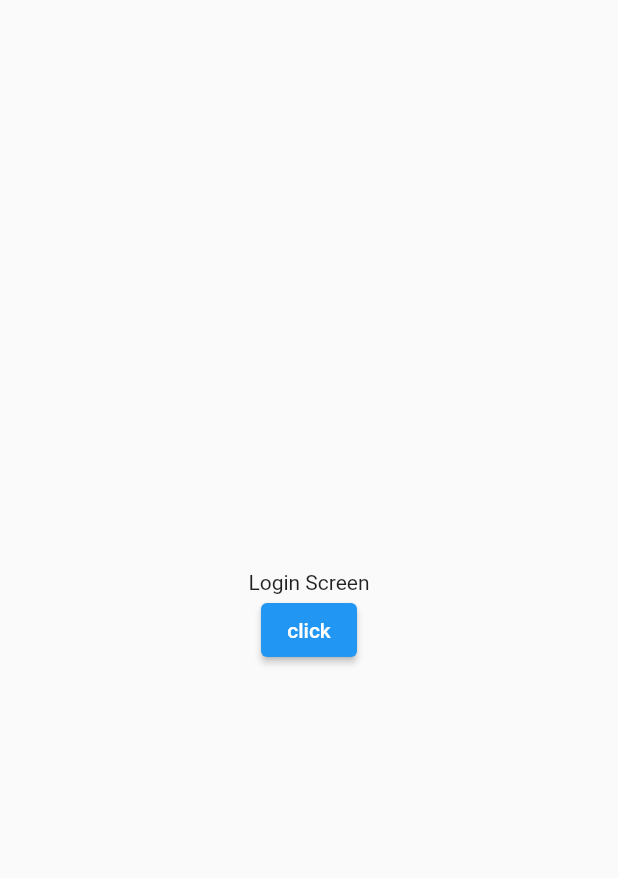
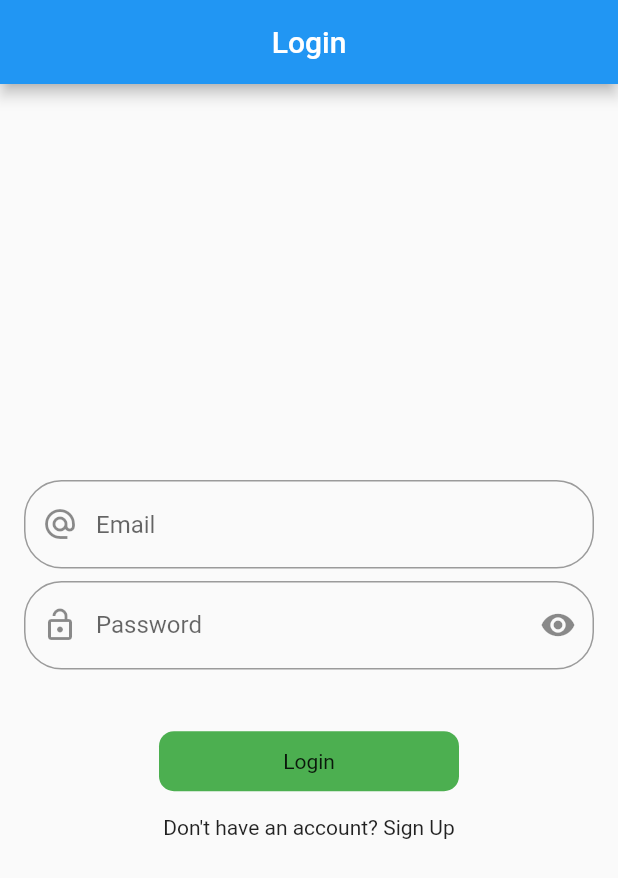
Before and after one commit to toh1n/flutter_mvvm_example, a Flutter app: the screen it shows after launch, on a phone screen of 412 x 824 dp. Shown: the top 878 px of the screen. Run offline on Flutter 3.47's test engine with Material 2 defaults, Android fonts, the phone set to English and light mode, and no system bars; our stand-ins replace another_flushbar, fluttertoast.

Commit message:
added login and sign up

```diff
--- a/lib/data/response/app_exceptions.dart
+++ b/lib/data/response/app_exceptions.dart
@@ -15,7 +15,7 @@ class AppException implements Exception {
 
 class FetchDataException extends AppException{
 
-  FetchDataException([String? message]) : super(message,'Error During Communication');
+  FetchDataException([String? message]) : super(message,'Error During Communication ');
 }
 
 class BadRequestException extends AppException{
--- a/lib/main.dart
+++ b/lib/main.dart
@@ -1,6 +1,8 @@
 import 'package:flutter/material.dart';
 import 'package:flutter_mvvm_example/utils/routes/routes.dart';
 import 'package:flutter_mvvm_example/utils/routes/routes_name.dart';
+import 'package:flutter_mvvm_example/view_model/auth_view_model.dart';
+import 'package:provider/provider.dart';
 
 void main() {
   runApp(const MyApp());
@@ -11,9 +13,17 @@ class MyApp extends StatelessWidget {
 
   @override
   Widget build(BuildContext context) {
-    return const MaterialApp(
-      initialRoute: RoutesName.login,
-      onGenerateRoute: Routes.generateRoute,
+    return MultiProvider(
+      providers: [
+        ChangeNotifierProvider(create: (_) => AuthViewModel()),
+
+      ],
+      builder: (context, child) {
+        return const MaterialApp(
+          initialRoute: RoutesName.login,
+          onGenerateRoute: Routes.generateRoute,
+        );
+      },
     );
   }
 }
--- /dev/null
+++ b/lib/res/colors.dart
@@ -0,0 +1,6 @@
+import 'package:flutter/material.dart';
+
+class AppColors{
+  AppColors._();
+  static Color buttonColor = Colors.green;
+}
--- /dev/null
+++ b/lib/res/components/round_button.dart
@@ -0,0 +1,31 @@
+import 'package:flutter/material.dart';
+import 'package:flutter_mvvm_example/res/colors.dart';
+
+class RoundButton extends StatelessWidget {
+  final String title;
+  final bool isLoading;
+  final VoidCallback onTap;
+  const RoundButton(
+      {super.key,
+      required this.title,
+      this.isLoading = false,
+      required this.onTap});
+
+  @override
+  Widget build(BuildContext context) {
+    return InkWell(
+      onTap: onTap,
+      child: Container(
+        height: 40,
+        width: 200,
+        decoration: BoxDecoration(
+          color: AppColors.buttonColor,
+          borderRadius: BorderRadius.circular(10),
+        ),
+        child: Center(
+          child: isLoading ? const CircularProgressIndicator() : Text(title),
+        ),
+      ),
+    );
+  }
+}
--- a/lib/utils/routes/routes.dart
+++ b/lib/utils/routes/routes.dart
@@ -1,17 +1,19 @@
 import 'package:flutter/material.dart';
 import 'package:flutter_mvvm_example/utils/routes/routes_name.dart';
-import 'package:flutter_mvvm_example/view/home_screen.dart';
-import 'package:flutter_mvvm_example/view/login_screen.dart';
+import 'package:flutter_mvvm_example/view/home_view.dart';
+import 'package:flutter_mvvm_example/view/login_view.dart';
+import 'package:flutter_mvvm_example/view/sign_up_view.dart';
 
 class Routes{
   static Route<dynamic> generateRoute(RouteSettings settings){
 
     switch(settings.name){
       case RoutesName.home :
-        return MaterialPageRoute(builder: (BuildContext context) => const HomeScreen());
-
+        return MaterialPageRoute(builder: (BuildContext context) => const HomeView());
       case RoutesName.login :
-        return MaterialPageRoute(builder: (BuildContext context) => const LoginScreen());
+        return MaterialPageRoute(builder: (BuildContext context) => const LoginView());
+      case RoutesName.signUp :
+        return MaterialPageRoute(builder: (BuildContext context) => const SignUpView());
 
       default :
         return MaterialPageRoute(builder: (_){
--- a/lib/utils/routes/routes_name.dart
+++ b/lib/utils/routes/routes_name.dart
@@ -1,8 +1,11 @@
 class RoutesName{
   RoutesName._();
 
-  static const String home = 'home_screen';
-  static const String login = 'login_screen';
+  static const String home = 'home_view';
+
+  static const String login = 'login_view';
+
+  static const String signUp = 'sign_up_view';
 
 
 }
--- a/lib/view/login_screen.dart
+++ /dev/null
@@ -1,29 +0,0 @@
-import 'package:flutter/material.dart';
-import 'package:flutter_mvvm_example/utils/routes/routes_name.dart';
-
-class LoginScreen extends StatefulWidget {
-  const LoginScreen({super.key});
-
-  @override
-  State<LoginScreen> createState() => _LoginScreenState();
-}
-
-class _LoginScreenState extends State<LoginScreen> {
-  @override
-  Widget build(BuildContext context) {
-    return Scaffold(
-      body: Center(
-        child: Column(
-          mainAxisAlignment: MainAxisAlignment.center,
-          crossAxisAlignment: CrossAxisAlignment.center,
-          children: [
-            const Text("Login Screen"),
-            ElevatedButton(onPressed: (){
-              Navigator.pushNamed(context, RoutesName.home);
-            }, child: const Text("click"))
-          ],
-        ),
-      ),
-    );
-  }
-}
--- /dev/null
+++ b/lib/view/login_view.dart
@@ -0,0 +1,126 @@
+import 'package:flutter/foundation.dart';
+import 'package:flutter/material.dart';
+import 'package:flutter_mvvm_example/res/components/round_button.dart';
+import 'package:flutter_mvvm_example/utils/routes/routes_name.dart';
+import 'package:flutter_mvvm_example/utils/utils.dart';
+import 'package:flutter_mvvm_example/view_model/auth_view_model.dart';
+import 'package:provider/provider.dart';
+
+class LoginView extends StatefulWidget {
+  const LoginView({super.key});
+
+  @override
+  State<LoginView> createState() => _LoginViewState();
+}
+
+class _LoginViewState extends State<LoginView> {
+  TextEditingController emailTEController = TextEditingController();
+  TextEditingController passwordTEController = TextEditingController();
+
+  FocusNode emailFocusNode = FocusNode();
+  FocusNode passwordFocusNode = FocusNode();
+
+  ValueNotifier<bool> obscureText = ValueNotifier<bool>(true);
+
+  @override
+  void dispose() {
+    super.dispose();
+    emailTEController.dispose();
+    passwordTEController.dispose();
+    emailFocusNode.dispose();
+    passwordFocusNode.dispose();
+  }
+
+  @override
+  Widget build(BuildContext context) {
+
+    final authModel = Provider.of<AuthViewModel>(context);
+    final height = MediaQuery.of(context).size.height;
+
+    return Scaffold(
+      appBar: AppBar(
+        title: const Text("Login"),
+        centerTitle: true,
+      ),
+      body: Padding(
+        padding: const EdgeInsets.symmetric(horizontal: 16.0),
+        child: Center(
+          child: Column(
+            mainAxisAlignment: MainAxisAlignment.center,
+            crossAxisAlignment: CrossAxisAlignment.center,
+            children: [
+              TextFormField(
+                controller: emailTEController,
+                focusNode: emailFocusNode,
+                decoration: InputDecoration(
+                  prefixIcon: const Icon(Icons.alternate_email),
+                  hintText: "Email",
+                  border: OutlineInputBorder(borderRadius: BorderRadius.circular(25)),
+                ),
+                onFieldSubmitted: (value) {
+                  Utils.fieldFocusChange(
+                      context, emailFocusNode, passwordFocusNode);
+                },
+              ),
+              SizedBox(height: height * .01,),
+              ValueListenableBuilder(
+                valueListenable: obscureText,
+                builder: (context, value, child) {
+                return TextFormField(
+                  controller: passwordTEController,
+                  focusNode: passwordFocusNode,
+                  obscureText: obscureText.value,
+                  decoration: InputDecoration(
+
+                    border: OutlineInputBorder(borderRadius: BorderRadius.circular(25)),
+
+                    prefixIcon: const Icon(Icons.lock_open_outlined),
+                    hintText: 'Password',
+
+                    suffixIcon:  InkWell(
+                      onTap: (){
+                        obscureText.value = !obscureText.value;
+                        setState(() {
+
+                        });
+                      },
+                      child: obscureText.value ? const Icon(Icons.visibility) : const Icon(Icons.visibility_off),
+                    ),
+                  ),
+                );
+              },),
+              SizedBox(height: height * 0.05,),
+              RoundButton(
+                title: "Login",
+                isLoading: authModel.isLoading,
+                onTap: () {
+                  if(emailTEController.text.isEmpty){
+                    Utils.flushBarErrorMessage("Please Enter Email", context);
+                  } else if(passwordTEController.text.isEmpty){
+                    Utils.flushBarErrorMessage("Please Enter Password", context);
+                  } else {
+                    Map<String , dynamic> loginData = {
+                      "email" : emailTEController.text.trim(),
+                      "password" : passwordTEController.text.trim(),
+                    };
+
+                    authModel.loginApi(loginData, context);
+                    if(kDebugMode){
+                      print("Api Hit");
+                    }
+                  }
+                },
+              ),
+              SizedBox(height: height * .02,),
+              InkWell(
+                  onTap: (){
+                    Navigator.pushNamed(context, RoutesName.signUp);
+                  },
+                  child: const Text("Don't have an account? Sign Up"))
+            ],
+          ),
+        ),
+      ),
+    );
+  }
+}
--- a/pubspec.yaml
+++ b/pubspec.yaml
@@ -38,6 +38,7 @@ dependencies:
   http: ^1.1.0
   fluttertoast: ^8.2.2
   another_flushbar: ^1.12.30
+  provider: ^6.0.5
 
 dev_dependencies:
   flutter_test:
```
Also changed, not shown: lib/repository/auth_repository.dart (added, +26 -0 lines), lib/res/app_url.dart (added, +8 -0 lines), lib/utils/utils.dart (+39 -7 lines), lib/view/home_view.dart (renamed from lib/view/home_screen.dart, +4 -4 lines), lib/view/sign_up_view.dart (added, +127 -0 lines), lib/view_model/auth_view_model.dart (added, +61 -0 lines), pubspec.lock, 1 other file.
